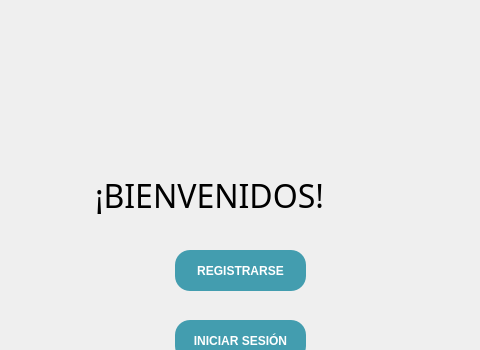
The window that src/vista/ui/Principal.ui (eperec03/museo) describes before a commit, drawn with Qt 5; both pictures show x 155 to 635 and y 0 to 350 of the 800 by 600 pixel window.
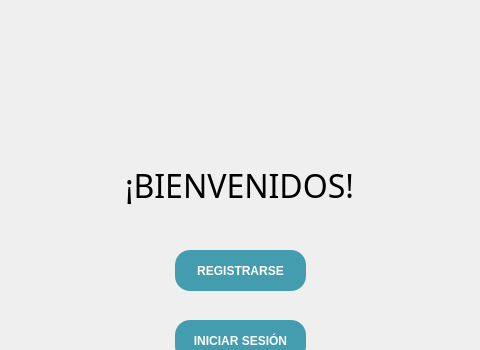
The same window after the commit.

Diff of the .ui file:
```diff
--- a/src/vista/ui/Principal.ui
+++ b/src/vista/ui/Principal.ui
@@ -239,9 +239,9 @@
    <widget class="QLabel" name="Titulo">
     <property name="geometry">
      <rect>
-      <x>250</x>
-      <y>150</y>
-      <width>291</width>
+      <x>280</x>
+      <y>140</y>
+      <width>231</width>
       <height>91</height>
      </rect>
     </property>
```
Left out of the diff: 10 changed lines with no effect on the pictures.
